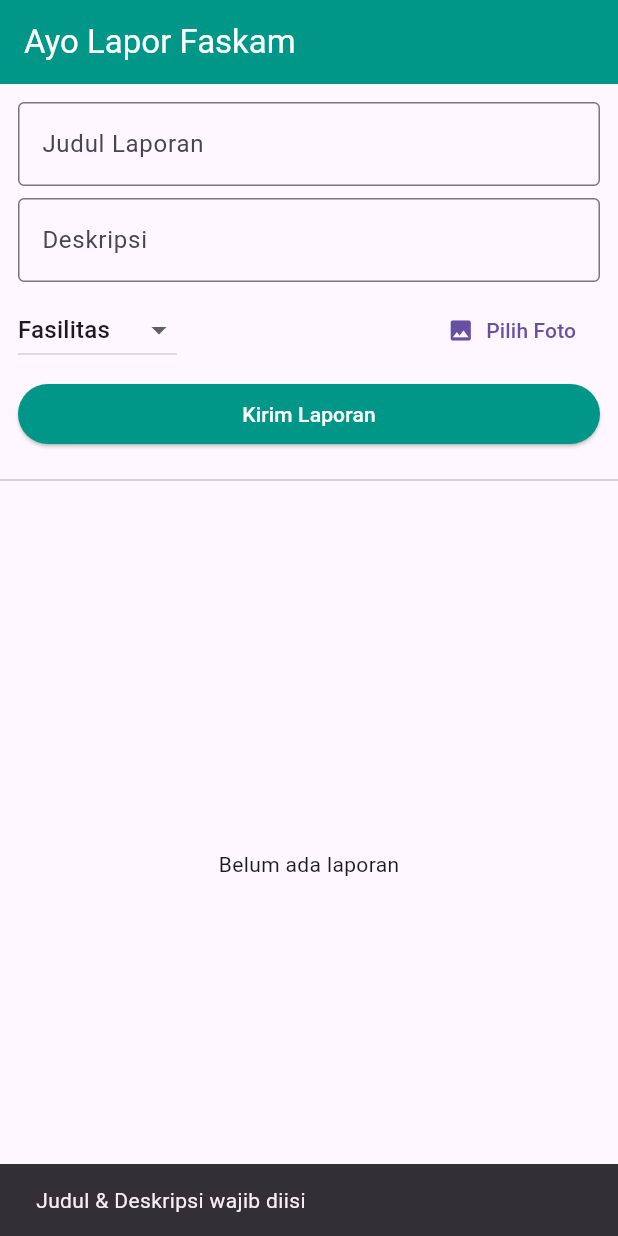
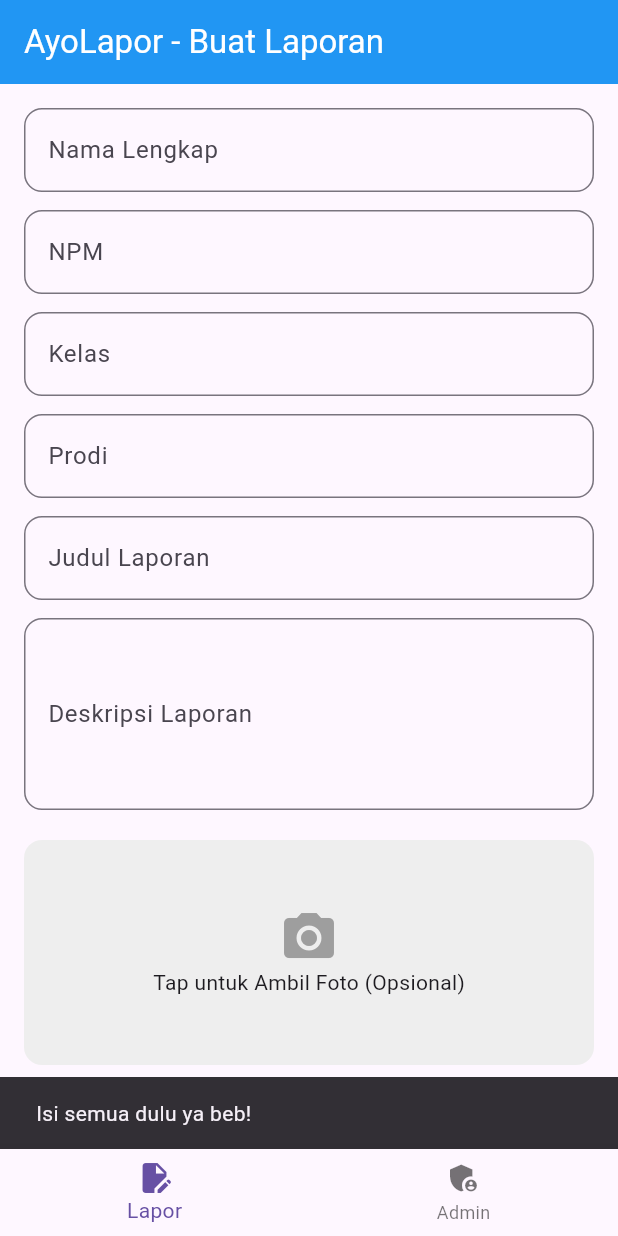
Before and after one commit to inisondangimelda-tch/AyoLaporFaskam, a Flutter app: the screen it shows after launch, after a tap on "Kirim Laporan", on a phone screen of 412 x 824 dp. Run offline on Flutter 3.47's test engine with Material 3 defaults, Android fonts, the phone set to English and light mode, and no system bars; our stand-ins replace cloud_firestore, firebase_core, image_picker; accounts and stored records are empty.

Commit message:
Update main.dart

```diff
--- a/lib/main.dart
+++ b/lib/main.dart
@@ -1,27 +1,30 @@
 import 'dart:io';
-import 'dart:convert';
 import 'package:cloud_firestore/cloud_firestore.dart';
 import 'package:firebase_core/firebase_core.dart';
 import 'package:flutter/material.dart';
 import 'package:image_picker/image_picker.dart';
-import 'firebase_options.dart';
 
 void main() async {
   WidgetsFlutterBinding.ensureInitialized();
   await Firebase.initializeApp(
-    options: DefaultFirebaseOptions.currentPlatform,
+    options: const FirebaseOptions(
+      apiKey: "AIzaSyDUeR7o1UqUu0XoGQJvLx9PpL2r8QZx0M",
+      appId: "1:1029384756:android:abcd1234",
+      messagingSenderId: "1029384756",
+      projectId: "ayolapor-4c8a9",
+    ),
   );
-  runApp(const AyoLaporApp());
+  runApp(const MyApp());
 }
 
-class AyoLaporApp extends StatelessWidget {
-  const AyoLaporApp({super.key});
+class MyApp extends StatelessWidget {
+  const MyApp({super.key});
   @override
   Widget build(BuildContext context) {
     return MaterialApp(
       debugShowCheckedModeBanner: false,
-      title: 'Ayo Lapor Faskam',
-      theme: ThemeData(primarySwatch: Colors.teal, useMaterial3: true),
+      title: 'AyoLapor',
+      theme: ThemeData(primarySwatch: Colors.blue, useMaterial3: true),
       home: const HomePage(),
     );
   }
@@ -34,172 +37,146 @@ class HomePage extends StatefulWidget {
 }
 
 class _HomePageState extends State<HomePage> {
-  // ===== FORM =====
-  final _judulController = TextEditingController();
-  final _deskripsiController = TextEditingController();
-  String _kategori = 'Fasilitas';
-  String? _base64Image;
-  bool _isLoading = false;
-
-  Future<void> _pickImage() async {
-    final picker = ImagePicker();
-    final picked = await picker.pickImage(source: ImageSource.gallery, imageQuality: 50);
-    if (picked != null) {
-      final bytes = await File(picked.path).readAsBytes();
-      setState(() => _base64Image = base64Encode(bytes));
+  int _index = 0;
+  final _pages = const [LaporPage(), AdminPage()];
+  @override
+  Widget build(BuildContext context) {
+    return Scaffold(
+      body: _pages[_index],
+      bottomNavigationBar: BottomNavigationBar(
+        currentIndex: _index,
+        onTap: (i) => setState(() => _index = i),
+        items: const [
+          BottomNavigationBarItem(icon: Icon(Icons.edit_document), label: 'Lapor'),
+          BottomNavigationBarItem(icon: Icon(Icons.admin_panel_settings), label: 'Admin'),
+        ],
+      ),
+    );
   }
 }
 
-  Future<void> _kirimLaporan() async {
-    if (_judulController.text.isEmpty || _deskripsiController.text.isEmpty) {
-      ScaffoldMessenger.of(context).showSnackBar(const SnackBar(content: Text('Judul & Deskripsi wajib diisi')));
+class LaporPage extends StatefulWidget {
+  const LaporPage({super.key});
+  @override
+  State<LaporPage> createState() => _LaporPageState();
+}
+
+class _LaporPageState extends State<LaporPage> {
+  final _nama = TextEditingController();
+  final _npm = TextEditingController();
+  final _kelas = TextEditingController();
+  final _prodi = TextEditingController();
+  final _judul = TextEditingController();
+  final _deskripsi = TextEditingController();
+  File? _foto;
+  bool _loading = false;
+
+  Future<void> _ambilFoto() async {
+    final XFile? x = await ImagePicker().pickImage(source: ImageSource.camera, imageQuality: 70);
+    if (x != null) setState(() => _foto = File(x.path));
+  }
+
+  Future<void> _kirim() async {
+    if (_nama.text.isEmpty || _npm.text.isEmpty || _kelas.text.isEmpty || _prodi.text.isEmpty || _judul.text.isEmpty || _deskripsi.text.isEmpty) {
+      ScaffoldMessenger.of(context).showSnackBar(const SnackBar(content: Text('Isi semua dulu ya beb!')));
       return;
     }
-    setState(() => _isLoading = true);
+    setState(() => _loading = true);
     try {
       await FirebaseFirestore.instance.collection('laporan').add({
-        'judul': _judulController.text,
-        'deskripsi': _deskripsiController.text,
-        'kategori': _kategori,
+        'nama': _nama.text.trim(),
+        'npm': _npm.text.trim(),
+        'kelas': _kelas.text.trim(),
+        'prodi': _prodi.text.trim(),
+        'judul': _judul.text.trim(),
+        'deskripsi': _deskripsi.text.trim(),
         'status': 'Menunggu',
-        'nama': 'Sondang Imelda',
-        'waktu': FieldValue.serverTimestamp(),
-        'foto': _base64Image ?? '',
+        'createdAt': FieldValue.serverTimestamp(),
+        'adaFoto': _foto != null,
       });
-      _judulController.clear();
-      _deskripsiController.clear();
-      setState(() => _base64Image = null);
-      if (mounted) ScaffoldMessenger.of(context).showSnackBar(const SnackBar(content: Text('Laporan berhasil dikirim!')));
+      if (!mounted) return;
+      ScaffoldMessenger.of(context).showSnackBar(const SnackBar(backgroundColor: Colors.green, content: Text('BERHASIL! Laporan masuk database!')));
+      _nama.clear(); _npm.clear(); _kelas.clear(); _prodi.clear(); _judul.clear(); _deskripsi.clear();
+      setState(() => _foto = null);
     } catch (e) {
-      if (mounted) ScaffoldMessenger.of(context).showSnackBar(SnackBar(content: Text('Gagal: $e')));
+      if (!mounted) return;
+      ScaffoldMessenger.of(context).showSnackBar(SnackBar(backgroundColor: Colors.red, content: Text('GAGAL: $e')));
     }
-    setState(() => _isLoading = false);
+    setState(() => _loading = false);
   }
 
-  // ===== UBAH STATUS & HAPUS =====
-  Future<void> _ubahStatus(String docId, String statusBaru) async {
-    await FirebaseFirestore.instance.collection('laporan').doc(docId).update({'status': statusBaru});
-  }
-
-  Future<void> _hapusLaporan(String docId, String judul) async {
-    bool? yakin = await showDialog(
-      context: context,
-      builder: (context) => AlertDialog(
-        title: const Text('Hapus Laporan?'),
-        content: Text('Yakin mau hapus "$judul"?'),
-        actions: [
-          TextButton(onPressed: () => Navigator.pop(context, false), child: const Text('Batal')),
-          TextButton(onPressed: () => Navigator.pop(context, true), child: const Text('Hapus', style: TextStyle(color: Colors.red))),
-        ],
-      ),
+  Widget _input(TextEditingController c, String label, {int maxLines = 1, TextInputType? type}) {
+    return Padding(
+      padding: const EdgeInsets.only(bottom: 12),
+      child: TextField(controller: c, maxLines: maxLines, keyboardType: type, decoration: InputDecoration(labelText: label, border: OutlineInputBorder(borderRadius: BorderRadius.circular(12)))),
     );
-    if (yakin == true) {
-      await FirebaseFirestore.instance.collection('laporan').doc(docId).delete();
-    }
   }
 
   @override
   Widget build(BuildContext context) {
     return Scaffold(
-      appBar: AppBar(title: const Text('Ayo Lapor Faskam'), backgroundColor: Colors.teal, foregroundColor: Colors.white),
-      body: Column(
-        children: [
-          // --- FORM INPUT ---
-          Padding(
-            padding: const EdgeInsets.all(12),
+      appBar: AppBar(title: const Text('AyoLapor - Buat Laporan'), backgroundColor: Colors.blue, foregroundColor: Colors.white),
+      body: SingleChildScrollView(
+        padding: const EdgeInsets.all(16),
         child: Column(
           children: [
-                TextField(controller: _judulController, decoration: const InputDecoration(labelText: 'Judul Laporan', border: OutlineInputBorder())),
+            _input(_nama, 'Nama Lengkap'),
+            _input(_npm, 'NPM', type: TextInputType.number),
+            _input(_kelas, 'Kelas'),
+            _input(_prodi, 'Prodi'),
+            _input(_judul, 'Judul Laporan'),
+            _input(_deskripsi, 'Deskripsi Laporan', maxLines: 4),
             const SizedBox(height: 8),
-                TextField(controller: _deskripsiController, decoration: const InputDecoration(labelText: 'Deskripsi', border: OutlineInputBorder())),
-                const SizedBox(height: 8),
-                Row(
-                  children: [
-                    DropdownButton<String>(
-                      value: _kategori,
-                      items: ['Fasilitas', 'Kebersihan', 'Keamanan', 'Lainnya'].map((e) => DropdownMenuItem(value: e, child: Text(e))).toList(),
-                      onChanged: (v) => setState(() => _kategori = v!),
+            GestureDetector(
+              onTap: _ambilFoto,
+              child: Container(
+                height: 150, width: double.infinity,
+                decoration: BoxDecoration(color: Colors.grey[200], borderRadius: BorderRadius.circular(12)),
+                child: _foto != null ? ClipRRect(borderRadius: BorderRadius.circular(12), child: Image.file(_foto!, fit: BoxFit.cover)) : const Column(mainAxisAlignment: MainAxisAlignment.center, children: [Icon(Icons.camera_alt, size: 40, color: Colors.grey), Text('Tap untuk Ambil Foto (Opsional)')]),
               ),
-                    const Spacer(),
-                    TextButton.icon(onPressed: _pickImage, icon: const Icon(Icons.photo), label: Text(_base64Image == null ? 'Pilih Foto' : 'Foto Terpilih')),
-                  ],
             ),
-                const SizedBox(height: 8),
+            const SizedBox(height: 16),
             SizedBox(
-                  width: double.infinity,
+              width: double.infinity, height: 50,
               child: ElevatedButton(
-                    onPressed: _isLoading ? null : _kirimLaporan,
-                    style: ElevatedButton.styleFrom(backgroundColor: Colors.teal),
-                    child: Text(_isLoading ? 'Mengirim...' : 'Kirim Laporan', style: const TextStyle(color: Colors.white)),
+                onPressed: _loading ? null : _kirim,
+                style: ElevatedButton.styleFrom(backgroundColor: Colors.blue, foregroundColor: Colors.white),
+                child: Text(_loading ? 'Mengirim...' : 'Kirim Laporan'),
               ),
             ),
           ],
         ),
       ),
-          const Divider(),
-          // --- LIST LAPORAN DARI FIREBASE ---
-          Expanded(
-            child: StreamBuilder<QuerySnapshot>(
-              stream: FirebaseFirestore.instance.collection('laporan').orderBy('waktu', descending: true).snapshots(),
-              builder: (context, snapshot) {
-                if (snapshot.hasError) return Center(child: Text('Error: ${snapshot.error}'));
-                if (snapshot.connectionState == ConnectionState.waiting) return const Center(child: CircularProgressIndicator());
-                if (!snapshot.hasData || snapshot.data!.docs.isEmpty) return const Center(child: Text('Belum ada laporan'));
+    );
+  }
+}
 
-                final docs = snapshot.data!.docs;
+class AdminPage extends StatelessWidget {
+  const AdminPage({super.key});
+  @override
+  Widget build(BuildContext context) {
+    return Scaffold(
+      appBar: AppBar(title: const Text('Admin - Daftar Laporan'), backgroundColor: Colors.blue, foregroundColor: Colors.white),
+      body: StreamBuilder<QuerySnapshot>(
+        stream: FirebaseFirestore.instance.collection('laporan').orderBy('createdAt', descending: true).snapshots(),
+        builder: (context, snap) {
+          if (snap.hasError) return Center(child: Text('Error: ${snap.error}'));
+          if (!snap.hasData) return const Center(child: CircularProgressIndicator());
+          final docs = snap.data!.docs;
+          if (docs.isEmpty) return const Center(child: Text('Belum ada laporan'));
           return ListView.builder(
             itemCount: docs.length,
-                  itemBuilder: (context, index) {
-                    final doc = docs[index];
-                    final item = doc.data() as Map<String, dynamic>;
-                    String status = item['status'] ?? 'Menunggu';
-                    Color statusColor = status == 'Selesai' ? Colors.green : status == 'Diproses' ? Colors.orange : Colors.grey;
-
+            itemBuilder: (context, i) {
+              final d = docs[i].data() as Map<String, dynamic>;
               return Card(
-                      margin: const EdgeInsets.symmetric(horizontal: 12, vertical: 6),
-                      child: Padding(
-                        padding: const EdgeInsets.all(12),
-                        child: Column(
-                          crossAxisAlignment: CrossAxisAlignment.start,
-                          children: [
-                            Row(
-                              mainAxisAlignment: MainAxisAlignment.spaceBetween,
-                              children: [
-                                Expanded(child: Text(item['judul'] ?? '-', style: const TextStyle(fontWeight: FontWeight.bold, fontSize: 16))),
-                                Container(
-                                  padding: const EdgeInsets.symmetric(horizontal: 10, vertical: 4),
-                                  decoration: BoxDecoration(color: statusColor, borderRadius: BorderRadius.circular(20)),
-                                  child: Text(status, style: const TextStyle(color: Colors.white, fontWeight: FontWeight.bold, fontSize: 12)),
-                                ),
-                              ],
-                            ),
-                            const SizedBox(height: 4),
-                            Text(item['deskripsi'] ?? ''),
-                            const SizedBox(height: 4),
-                            Text('Kategori: ${item['kategori'] ?? '-'} | Oleh: ${item['nama'] ?? '-'}', style: const TextStyle(color: Colors.grey, fontSize: 12)),
-                            const SizedBox(height: 10),
-                            // TOMBOL SELESAI & LAINNYA
-                            Row(
-                              children: [
-                                ElevatedButton(
-                                  onPressed: () => _ubahStatus(doc.id, 'Diproses'),
-                                  style: ElevatedButton.styleFrom(backgroundColor: Colors.orange),
-                                  child: const Text('Diproses', style: TextStyle(color: Colors.white)),
-                                ),
-                                const SizedBox(width: 8),
-                                ElevatedButton(
-                                  onPressed: () => _ubahStatus(doc.id, 'Selesai'),
-                                  style: ElevatedButton.styleFrom(backgroundColor: Colors.green),
-                                  child: const Text('Selesai', style: TextStyle(color: Colors.white)),
-                                ),
-                                const Spacer(),
-                                IconButton(
-                                  onPressed: () => _hapusLaporan(doc.id, item['judul'] ?? ''),
-                                  icon: const Icon(Icons.delete, color: Colors.red),
-                                ),
-                              ],
-                            ),
-                          ],
+                margin: const EdgeInsets.all(8),
+                child: ListTile(
+                  title: Text(d['judul'] ?? '-'),
+                  subtitle: Text('${d['nama'] ?? '-'} | NPM: ${d['npm'] ?? '-'} | ${d['kelas'] ?? '-'} | ${d['prodi'] ?? '-'}\n${d['deskripsi'] ?? ''}\nStatus: ${d['status'] ?? ''}'),
+                  isThreeLine: true,
+                  trailing: PopupMenuButton<String>(
+                    onSelected: (v) => FirebaseFirestore.instance.collection('laporan').doc(docs[i].id).update({'status': v}),
+                    itemBuilder: (c) => const [PopupMenuItem(value: 'Menunggu', child: Text('Menunggu')), PopupMenuItem(value: 'Diproses', child: Text('Diproses')), PopupMenuItem(value: 'Selesai', child: Text('Selesai'))],
                   ),
                 ),
               );
@@ -207,9 +184,6 @@ class _HomePageState extends State<HomePage> {
           );
         },
       ),
-          ),
-        ],
-      ),
     );
   }
 }
```
Lines whose indentation alone changed are shown as unchanged.
